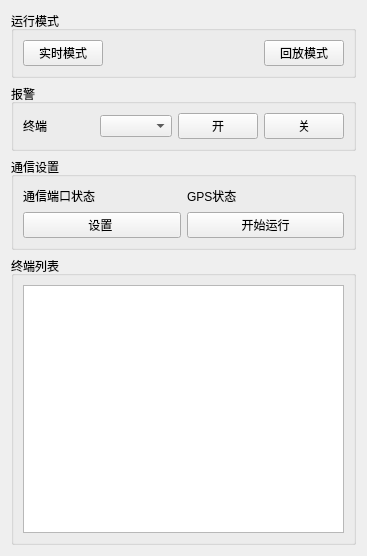
Old version of the form mac/examples/GasInfo/devicelistwidget.ui in the repository Quenii/ADCEVM.
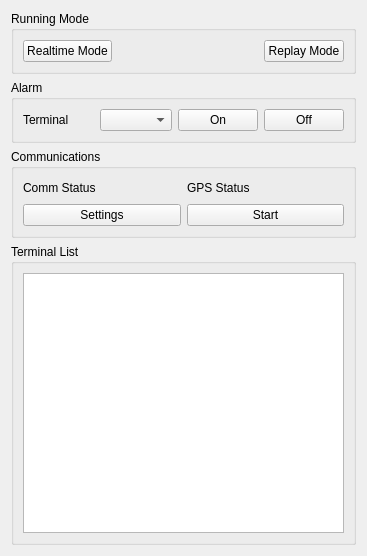
New version of the form. Custom widgets are drawn as their Qt base class.

What changed in the file:
```diff
--- a/mac/examples/GasInfo/devicelistwidget.ui
+++ b/mac/examples/GasInfo/devicelistwidget.ui
@@ -23,7 +23,7 @@
    <item row="0" column="0">
     <widget class="QGroupBox" name="groupBox_3">
      <property name="title">
-      <string>运行模式</string>
+      <string>Running Mode</string>
      </property>
      <layout class="QGridLayout" name="gridLayout_5">
       <item row="0" column="0">
@@ -31,7 +31,7 @@
         <item row="0" column="0">
          <widget class="QPushButton" name="receiveModePushButton">
           <property name="text">
-           <string>实时模式</string>
+           <string>Realtime Mode</string>
           </property>
           <property name="checkable">
            <bool>true</bool>
@@ -60,7 +60,7 @@
         <item row="0" column="2">
          <widget class="QPushButton" name="reviewModePushButton">
           <property name="text">
-           <string>回放模式</string>
+           <string>Replay Mode</string>
           </property>
           <property name="checkable">
            <bool>true</bool>
@@ -78,7 +78,7 @@
    <item row="1" column="0">
     <widget class="QGroupBox" name="groupBox_4">
      <property name="title">
-      <string>报警 </string>
+      <string>Alarm</string>
      </property>
      <layout class="QGridLayout" name="gridLayout_6">
       <item row="0" column="0">
@@ -86,7 +86,7 @@
         <item row="0" column="0">
          <widget class="QLabel" name="label">
           <property name="text">
-           <string>终端</string>
+           <string>Terminal</string>
           </property>
          </widget>
         </item>
@@ -100,7 +100,7 @@
         <item row="0" column="2">
          <widget class="QPushButton" name="alarmOnPushButton">
           <property name="text">
-           <string>开</string>
+           <string>On</string>
           </property>
           <property name="checkable">
            <bool>true</bool>
@@ -113,7 +113,7 @@
         <item row="0" column="3">
          <widget class="QPushButton" name="alarmOffPushButton">
           <property name="text">
-           <string>关</string>
+           <string>Off</string>
           </property>
           <property name="checkable">
            <bool>true</bool>
@@ -143,7 +143,7 @@
       </size>
      </property>
      <property name="title">
-      <string>通信设置</string>
+      <string>Communications</string>
      </property>
      <layout class="QGridLayout" name="gridLayout_7">
       <item row="0" column="0">
@@ -151,7 +151,7 @@
         <item row="0" column="0">
          <widget class="QLabel" name="label_2">
           <property name="text">
-           <string>通信端口状态</string>
+           <string>Comm Status</string>
           </property>
          </widget>
         </item>
@@ -180,7 +180,7 @@
         <item row="0" column="2">
          <widget class="QLabel" name="label_4">
           <property name="text">
-           <string>GPS状态</string>
+           <string>GPS Status</string>
           </property>
          </widget>
         </item>
@@ -209,7 +209,7 @@
         <item row="1" column="0" colspan="2">
          <widget class="QPushButton" name="pushButtonConfig">
           <property name="text">
-           <string>设置 </string>
+           <string>Settings</string>
           </property>
          </widget>
         </item>
@@ -222,7 +222,7 @@
            </sizepolicy>
           </property>
           <property name="text">
-           <string>开始运行</string>
+           <string>Start</string>
           </property>
          </widget>
         </item>
@@ -234,7 +234,7 @@
    <item row="3" column="0">
     <widget class="QGroupBox" name="groupBox_2">
      <property name="title">
-      <string>终端列表</string>
+      <string>Terminal List</string>
      </property>
      <layout class="QGridLayout" name="gridLayout_8">
       <item row="0" column="0">
```
